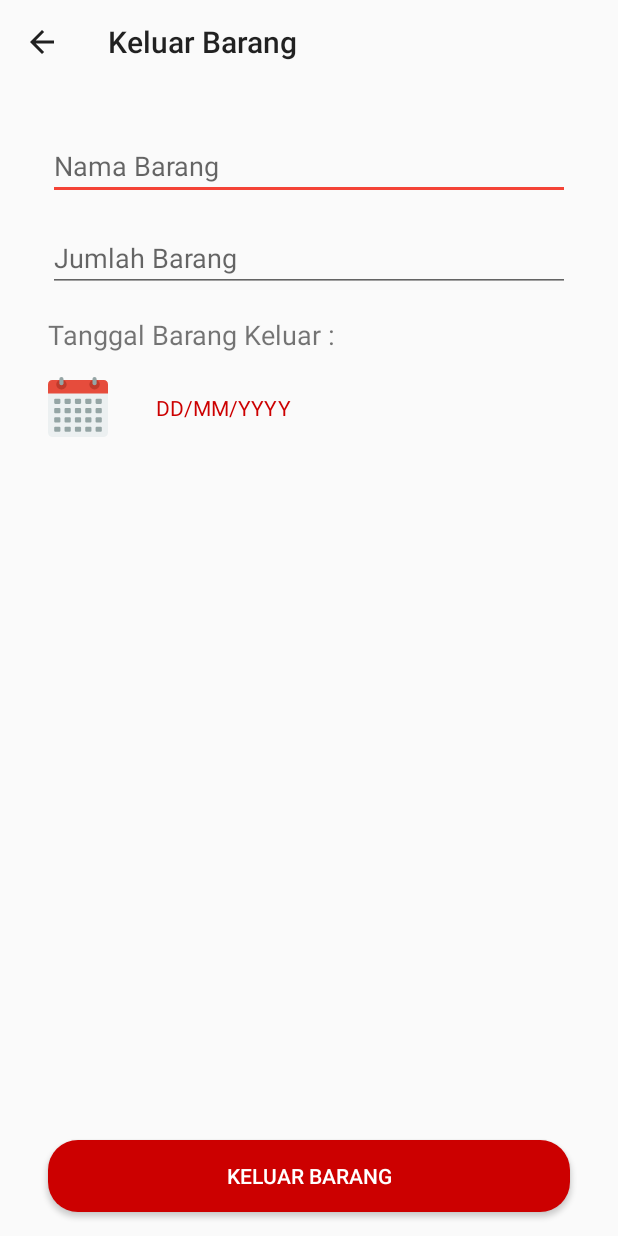
After one commit to Azizalfauzi/Warehouse-Helper, an Android app: the KeluarBarang screen opened directly, with no data from a screen before it, on a phone screen of 412 x 824 dp. The commit adds this screen. Run offline under Robolectric (Android 15) with nearby library versions, the phone set to English and light mode, and no system bars; our stand-ins replace Firebase (no records; nobody signed in at launch, a user with empty details on screens opened directly), data binding.

Commit message:
Initial commit menambahkan activity keluar barang Dan memberikan fungsi dan layout nya

```diff
--- a/app/src/main/AndroidManifest.xml
+++ b/app/src/main/AndroidManifest.xml
@@ -9,7 +9,8 @@
         android:roundIcon="@mipmap/ic_launcher_round"
         android:supportsRtl="true"
         android:theme="@style/AppTheme">
-        <activity android:name=".riwayatpeminjaman.RiwayatPeminjaman"></activity>
+        <activity android:name=".keluarbarang.KeluarBarang"></activity>
+        <activity android:name=".riwayatpeminjaman.RiwayatPeminjaman" />
         <activity android:name=".pinjambarang.TambahDataPeminjaman" />
         <activity android:name=".inventaris.CariData" />
         <activity android:name=".tambahdata.TambahData" />
--- a/app/src/main/java/org/d3ifcool/warehousehelper/boading/OnboardingDua.kt
+++ b/app/src/main/java/org/d3ifcool/warehousehelper/boarding/OnboardingDua.kt
@@ -1,4 +1,4 @@
-package org.d3ifcool.warehousehelper.boading
+package org.d3ifcool.warehousehelper.boarding
 
 import android.os.Bundle
 import androidx.fragment.app.Fragment
--- a/app/src/main/java/org/d3ifcool/warehousehelper/boading/OnboardingSatu.kt
+++ b/app/src/main/java/org/d3ifcool/warehousehelper/boarding/OnboardingSatu.kt
@@ -1,11 +1,10 @@
-package org.d3ifcool.warehousehelper.boading
+package org.d3ifcool.warehousehelper.boarding
 
 import android.os.Bundle
 import android.view.*
 import androidx.fragment.app.Fragment
 import androidx.databinding.DataBindingUtil
 import androidx.navigation.findNavController
-import androidx.navigation.ui.NavigationUI
 import org.d3ifcool.warehousehelper.R
 import org.d3ifcool.warehousehelper.databinding.FragmentOnboardingSatuBinding
 
--- /dev/null
+++ b/app/src/main/res/layout/activity_keluar_barang.xml
@@ -0,0 +1,87 @@
+<?xml version="1.0" encoding="utf-8"?>
+<layout xmlns:android="http://schemas.android.com/apk/res/android"
+    xmlns:app="http://schemas.android.com/apk/res-auto"
+    xmlns:tools="http://schemas.android.com/tools">
+    <androidx.constraintlayout.widget.ConstraintLayout
+        android:layout_width="match_parent"
+        android:layout_height="match_parent"
+        tools:context=".keluarbarang.KeluarBarang">
+
+        <EditText
+            android:id="@+id/inp_nama_keluar_barang"
+            android:layout_width="0dp"
+            android:layout_height="wrap_content"
+            android:layout_marginStart="32dp"
+            android:layout_marginTop="32dp"
+            android:layout_marginEnd="32dp"
+            android:ems="10"
+            android:hint="@string/t_nama_barang_keluar"
+            android:inputType="textPersonName"
+            app:layout_constraintEnd_toEndOf="parent"
+            app:layout_constraintStart_toStartOf="parent"
+            app:layout_constraintTop_toTopOf="parent" />
+
+        <EditText
+            android:id="@+id/inp_jumlah_keluar_barang"
+            android:layout_width="0dp"
+            android:layout_height="wrap_content"
+            android:layout_marginStart="32dp"
+            android:layout_marginTop="16dp"
+            android:layout_marginEnd="32dp"
+            android:ems="10"
+            android:hint="@string/t_jumlah_barang_keluar"
+            android:inputType="textPersonName"
+            app:layout_constraintEnd_toEndOf="parent"
+            app:layout_constraintStart_toStartOf="parent"
+            app:layout_constraintTop_toBottomOf="@+id/inp_nama_keluar_barang" />
+
+        <TextView
+            android:id="@+id/textView25"
+            android:layout_width="wrap_content"
+            android:layout_height="wrap_content"
+            android:layout_marginStart="32dp"
+            android:layout_marginTop="16dp"
+            android:text="@string/t_tanggal_keluar"
+            android:textSize="18sp"
+            app:layout_constraintStart_toStartOf="parent"
+            app:layout_constraintTop_toBottomOf="@+id/inp_jumlah_keluar_barang" />
+
+        <ImageView
+            android:id="@+id/bt_tanggal_keluar_barang"
+            android:layout_width="40dp"
+            android:layout_height="40dp"
+            android:layout_marginStart="32dp"
+            android:layout_marginTop="16dp"
+            app:layout_constraintStart_toStartOf="parent"
+            app:layout_constraintTop_toBottomOf="@+id/textView25"
+            app:srcCompat="@drawable/ic_calendar_2"
+            tools:ignore="VectorDrawableCompat" />
+
+        <TextView
+            android:id="@+id/tv_tanggal_keluar_barang"
+            android:layout_width="wrap_content"
+            android:layout_height="wrap_content"
+            android:layout_marginStart="32dp"
+            android:text="@string/t_date_keluar"
+            android:textColor="@android:color/holo_red_dark"
+            android:textSize="14sp"
+            app:layout_constraintBottom_toBottomOf="@+id/bt_tanggal_keluar_barang"
+            app:layout_constraintStart_toEndOf="@+id/bt_tanggal_keluar_barang"
+            app:layout_constraintTop_toTopOf="@+id/bt_tanggal_keluar_barang" />
+
+        <Button
+            android:id="@+id/bt_keluar_barang_transaksi"
+            android:layout_width="0dp"
+            android:layout_height="wrap_content"
+            android:layout_marginStart="32dp"
+            android:layout_marginEnd="32dp"
+            android:layout_marginBottom="16dp"
+            android:background="@drawable/custom_button_2"
+            android:text="@string/t_keluar_barang"
+            android:textColor="@color/colorPrimary"
+            app:layout_constraintBottom_toBottomOf="parent"
+            app:layout_constraintEnd_toEndOf="parent"
+            app:layout_constraintStart_toStartOf="parent" />
+
+    </androidx.constraintlayout.widget.ConstraintLayout>
+</layout>
--- a/app/src/main/res/layout/fragment_onboarding_dua.xml
+++ b/app/src/main/res/layout/fragment_onboarding_dua.xml
@@ -2,7 +2,7 @@
 <layout xmlns:android="http://schemas.android.com/apk/res/android"
     xmlns:app="http://schemas.android.com/apk/res-auto"
     xmlns:tools="http://schemas.android.com/tools"
-    tools:context=".boading.OnboardingDua">
+    tools:context=".boarding.OnboardingDua">
 
     <ScrollView
         android:layout_width="match_parent"
--- a/app/src/main/res/layout/fragment_onboarding_satu.xml
+++ b/app/src/main/res/layout/fragment_onboarding_satu.xml
@@ -2,7 +2,7 @@
 <layout xmlns:android="http://schemas.android.com/apk/res/android"
     xmlns:app="http://schemas.android.com/apk/res-auto"
     xmlns:tools="http://schemas.android.com/tools"
-    tools:context=".boading.OnboardingSatu">
+    tools:context=".boarding.OnboardingSatu">
 
     <ScrollView
         android:layout_width="match_parent"
--- a/app/src/main/res/layout/fragment_onboarding_tiga.xml
+++ b/app/src/main/res/layout/fragment_onboarding_tiga.xml
@@ -2,7 +2,7 @@
 <layout xmlns:android="http://schemas.android.com/apk/res/android"
     xmlns:app="http://schemas.android.com/apk/res-auto"
     xmlns:tools="http://schemas.android.com/tools"
-    tools:context=".boading.OnboardingTiga">
+    tools:context=".boarding.OnboardingTiga">
 
     <ScrollView
         android:layout_width="match_parent"
--- a/app/src/main/res/layout/fragment_splash_screen.xml
+++ b/app/src/main/res/layout/fragment_splash_screen.xml
@@ -2,7 +2,7 @@
 <layout xmlns:android="http://schemas.android.com/apk/res/android"
     xmlns:app="http://schemas.android.com/apk/res-auto"
     xmlns:tools="http://schemas.android.com/tools"
-    tools:context=".boading.SplashScreenFragment">
+    tools:context=".boarding.SplashScreenFragment">
 
     <ScrollView
         android:layout_width="match_parent"
--- a/app/src/main/res/layout/list_data_riwayat_peminjaman.xml
+++ b/app/src/main/res/layout/list_data_riwayat_peminjaman.xml
@@ -57,11 +57,11 @@
         android:id="@+id/bt_detail_riwayat_peminjaman"
         android:layout_width="wrap_content"
         android:layout_height="wrap_content"
-        android:layout_marginTop="24dp"
-        android:layout_marginEnd="32dp"
+        android:layout_marginTop="32dp"
+        android:layout_marginEnd="40dp"
         app:layout_constraintEnd_toEndOf="parent"
         app:layout_constraintTop_toTopOf="parent"
-        app:srcCompat="@drawable/ic_search_2"
+        app:srcCompat="@drawable/ic_detail"
         tools:ignore="VectorDrawableCompat" />
 
     <TextView
--- a/app/src/main/res/values/strings.xml
+++ b/app/src/main/res/values/strings.xml
@@ -70,4 +70,9 @@
     <string name="t_barang_riwayat">Barang Yang di pinjam :</string>
     <string name="t_waktupinjam_riwayat">Waktu Peminjaman :</string>
     <string name="t_waktupengembalian_riwayat">Waktu Pengembalian :</string>
+    <string name="t_nama_barang_keluar">Nama Barang</string>
+    <string name="t_jumlah_barang_keluar">Jumlah Barang</string>
+    <string name="t_tanggal_keluar">Tanggal Barang Keluar :</string>
+    <string name="t_date_keluar">DD/MM/YYYY</string>
+    <string name="t_keluar_barang">Keluar Barang</string>
 </resources>
```
Also changed, not shown: app/src/main/java/org/d3ifcool/warehousehelper/Dashboard/DashboardActivity.kt (+5 -6 lines), app/src/main/java/org/d3ifcool/warehousehelper/boarding/OnboardingTiga.kt (renamed from app/src/main/java/org/d3ifcool/warehousehelper/boading/SplashScreenFragment.kt, +7 -8 lines), app/src/main/java/org/d3ifcool/warehousehelper/boarding/SplashScreenFragment.kt (renamed from app/src/main/java/org/d3ifcool/warehousehelper/boading/OnboardingTiga.kt, +8 -8 lines), app/src/main/java/org/d3ifcool/warehousehelper/keluarbarang/KeluarBarang.kt (added, +102 -0 lines), app/src/main/res/drawable/ic_detail.xml (added, +15 -0 lines), app/src/main/res/layout/activity_tambah_data.xml (+6 -6 lines), app/src/main/res/navigation/navigation.xml (+4 -4 lines).
